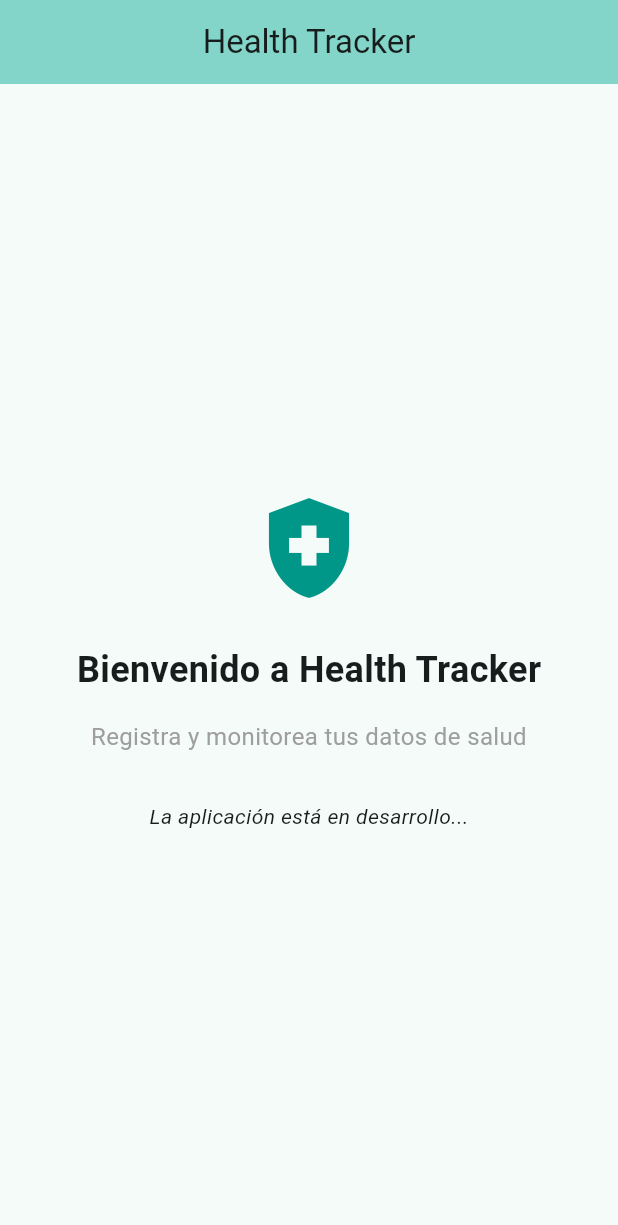
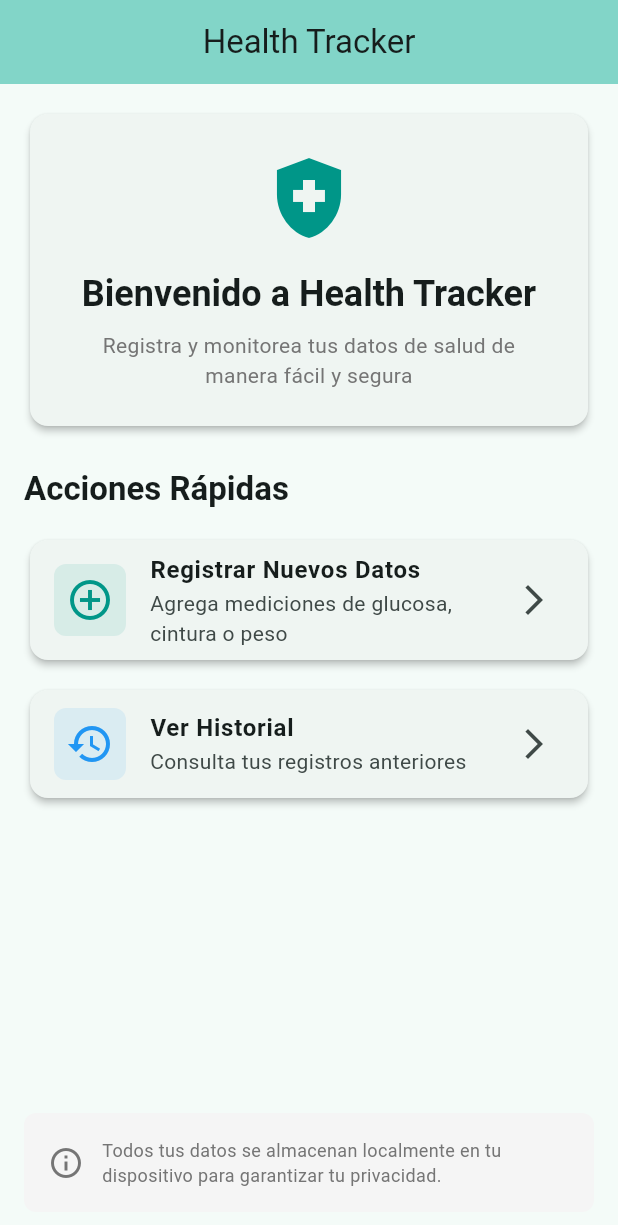
Before and after one commit to csparedes/health-tracker-app, a Flutter app: the screen it shows after launch, on a phone screen of 412 x 824 dp. Shown: the top 1225 px of the screen. Run offline on Flutter 3.47's test engine with Material 3 defaults, Android fonts, the phone set to English and light mode, and no system bars; our stand-ins replace equatable, flutter_bloc, sqflite; accounts and stored records are empty.

```diff
--- a/lib/blocs/health_tracking_bloc.dart
+++ b/lib/blocs/health_tracking_bloc.dart
@@ -46,8 +46,7 @@ class HealthTrackingBloc extends Bloc<HealthTrackingEvent, HealthTrackingState>
         successMessage: _getSuccessMessage(event.record.type),
       ));
 
-      // Automatically reload the history to show updated data
-      add(const LoadHistory());
+      // Note: Don't automatically reload history here - let the UI decide when to load history
     } on ValidationException catch (e) {
       emit(HealthTrackingValidationError([e.message]));
     } on RepositoryException catch (e) {
@@ -158,8 +157,7 @@ class HealthTrackingBloc extends Bloc<HealthTrackingEvent, HealthTrackingState>
 
       emit(HealthRecordDeleted(event.recordId));
 
-      // Automatically reload the history to show updated data
-      add(const LoadHistory());
+      // Note: Don't automatically reload history here - let the UI decide when to load history
     } on RepositoryException catch (e) {
       emit(HealthTrackingError(
         'Error al eliminar el registro',
--- a/lib/main.dart
+++ b/lib/main.dart
@@ -1,15 +1,36 @@
 import 'package:flutter/material.dart';
+import 'package:flutter_bloc/flutter_bloc.dart';
+import 'blocs/blocs.dart';
+import 'database/database.dart';
+import 'repositories/repositories.dart';
+import 'screens/health_data_entry_screen.dart';
 
-void main() {
-  runApp(const HealthTrackerApp());
+void main() async {
+  WidgetsFlutterBinding.ensureInitialized();
+
+  // Initialize database
+  final database = SQLiteHealthDatabase();
+  await database.initialize();
+
+  // Create repository
+  final repository = LocalHealthRepository(database);
+
+  runApp(HealthTrackerApp(repository: repository));
 }
 
 class HealthTrackerApp extends StatelessWidget {
-  const HealthTrackerApp({super.key});
+  final HealthRepository repository;
+
+  const HealthTrackerApp({
+    super.key,
+    required this.repository,
+  });
 
   @override
   Widget build(BuildContext context) {
-    return MaterialApp(
+    return BlocProvider(
+      create: (context) => HealthTrackingBloc(repository),
+      child: MaterialApp(
         title: 'Health Tracker',
         theme: ThemeData(
           colorScheme: ColorScheme.fromSeed(
@@ -29,6 +50,7 @@ class HealthTrackerApp extends StatelessWidget {
           ),
         ),
         home: const HealthTrackerHome(),
+      ),
     );
   }
 }
@@ -43,38 +65,147 @@ class HealthTrackerHome extends StatelessWidget {
         title: const Text('Health Tracker'),
         backgroundColor: Theme.of(context).colorScheme.inversePrimary,
       ),
-      body: const Center(
+      body: Padding(
+        padding: const EdgeInsets.all(16.0),
         child: Column(
-          mainAxisAlignment: MainAxisAlignment.center,
+          crossAxisAlignment: CrossAxisAlignment.stretch,
           children: [
-            Icon(
+            // Welcome section
+            Card(
+              child: Padding(
+                padding: const EdgeInsets.all(24.0),
+                child: Column(
+                  children: [
+                    const Icon(
                       Icons.health_and_safety,
-              size: 80,
+                      size: 64,
                       color: Colors.teal,
                     ),
-            SizedBox(height: 24),
+                    const SizedBox(height: 16),
                     Text(
                       'Bienvenido a Health Tracker',
-              style: TextStyle(
-                fontSize: 24,
+                      style: Theme.of(context).textTheme.headlineSmall?.copyWith(
+                        fontWeight: FontWeight.bold,
+                      ),
+                      textAlign: TextAlign.center,
+                    ),
+                    const SizedBox(height: 8),
+                    Text(
+                      'Registra y monitorea tus datos de salud de manera fácil y segura',
+                      style: Theme.of(context).textTheme.bodyMedium?.copyWith(
+                        color: Colors.grey[600],
+                      ),
+                      textAlign: TextAlign.center,
+                    ),
+                  ],
+                ),
+              ),
+            ),
+
+            const SizedBox(height: 24),
+
+            // Quick actions section
+            Text(
+              'Acciones Rápidas',
+              style: Theme.of(context).textTheme.titleLarge?.copyWith(
                 fontWeight: FontWeight.bold,
               ),
             ),
-            SizedBox(height: 16),
-            Text(
-              'Registra y monitorea tus datos de salud',
+
+            const SizedBox(height: 16),
+
+            // Add new record button
+            Card(
+              child: ListTile(
+                leading: Container(
+                  padding: const EdgeInsets.all(8),
+                  decoration: BoxDecoration(
+                    color: Colors.teal.withValues(alpha: 0.1),
+                    borderRadius: BorderRadius.circular(8),
+                  ),
+                  child: const Icon(
+                    Icons.add_circle_outline,
+                    color: Colors.teal,
+                    size: 32,
+                  ),
+                ),
+                title: const Text(
+                  'Registrar Nuevos Datos',
+                  style: TextStyle(fontWeight: FontWeight.bold),
+                ),
+                subtitle: const Text('Agrega mediciones de glucosa, cintura o peso'),
+                trailing: const Icon(Icons.arrow_forward_ios),
+                onTap: () {
+                  Navigator.of(context).push(
+                    MaterialPageRoute(
+                      builder: (context) => const HealthDataEntryScreen(),
+                    ),
+                  );
+                },
+              ),
+            ),
+
+            const SizedBox(height: 12),
+
+            // View history button (placeholder for now)
+            Card(
+              child: ListTile(
+                leading: Container(
+                  padding: const EdgeInsets.all(8),
+                  decoration: BoxDecoration(
+                    color: Colors.blue.withValues(alpha: 0.1),
+                    borderRadius: BorderRadius.circular(8),
+                  ),
+                  child: const Icon(
+                    Icons.history,
+                    color: Colors.blue,
+                    size: 32,
+                  ),
+                ),
+                title: const Text(
+                  'Ver Historial',
+                  style: TextStyle(fontWeight: FontWeight.bold),
+                ),
+                subtitle: const Text('Consulta tus registros anteriores'),
+                trailing: const Icon(Icons.arrow_forward_ios),
+                onTap: () {
+                  // TODO: Navigate to history screen
+                  ScaffoldMessenger.of(context).showSnackBar(
+                    const SnackBar(
+                      content: Text('Pantalla de historial próximamente'),
+                      duration: Duration(seconds: 2),
+                    ),
+                  );
+                },
+              ),
+            ),
+
+            const Spacer(),
+
+            // Info section
+            Container(
+              padding: const EdgeInsets.all(16),
+              decoration: BoxDecoration(
+                color: Colors.grey[100],
+                borderRadius: BorderRadius.circular(8),
+              ),
+              child: Row(
+                children: [
+                  Icon(
+                    Icons.info_outline,
+                    color: Colors.grey[600],
+                  ),
+                  const SizedBox(width: 12),
+                  Expanded(
+                    child: Text(
+                      'Todos tus datos se almacenan localmente en tu dispositivo para garantizar tu privacidad.',
                       style: TextStyle(
-                fontSize: 16,
-                color: Colors.grey,
+                        color: Colors.grey[600],
+                        fontSize: 12,
                       ),
-              textAlign: TextAlign.center,
                     ),
-            SizedBox(height: 32),
-            Text(
-              'La aplicación está en desarrollo...',
-              style: TextStyle(
-                fontSize: 14,
-                fontStyle: FontStyle.italic,
+                  ),
+                ],
               ),
             ),
           ],
--- /dev/null
+++ b/lib/screens/screens.dart
@@ -0,0 +1 @@
+export 'health_data_entry_screen.dart';
```
Also changed, not shown: lib/screens/health_data_entry_screen.dart (added, +322 -0 lines), 3 other files. Lines whose indentation alone changed are shown as unchanged.
